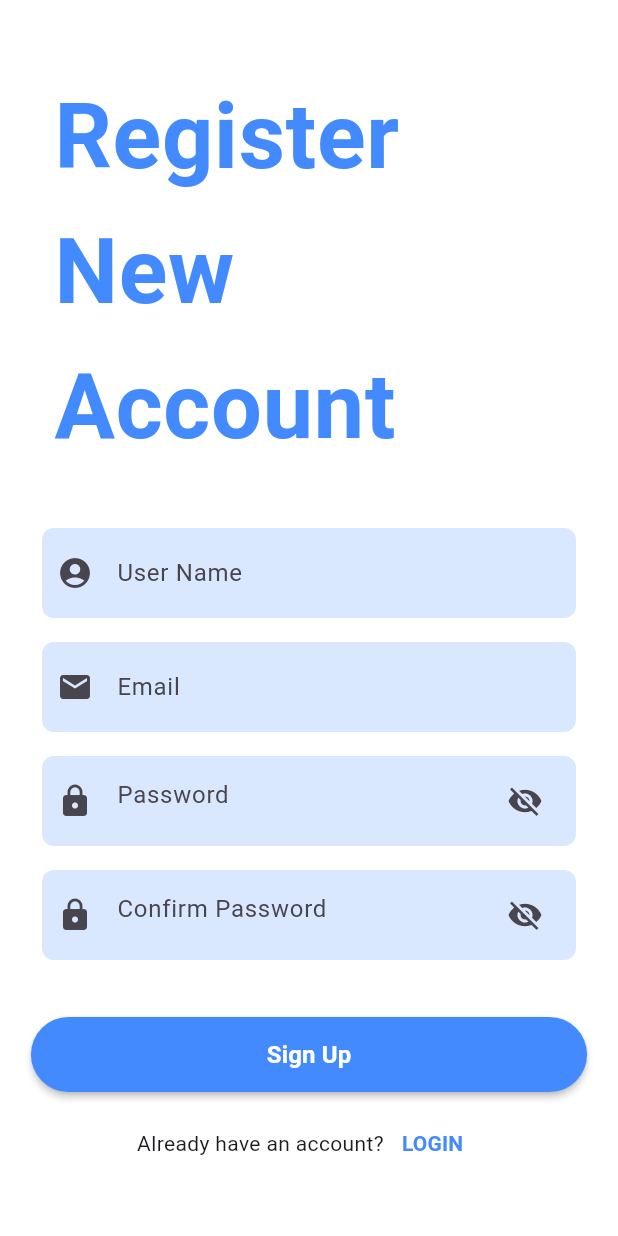
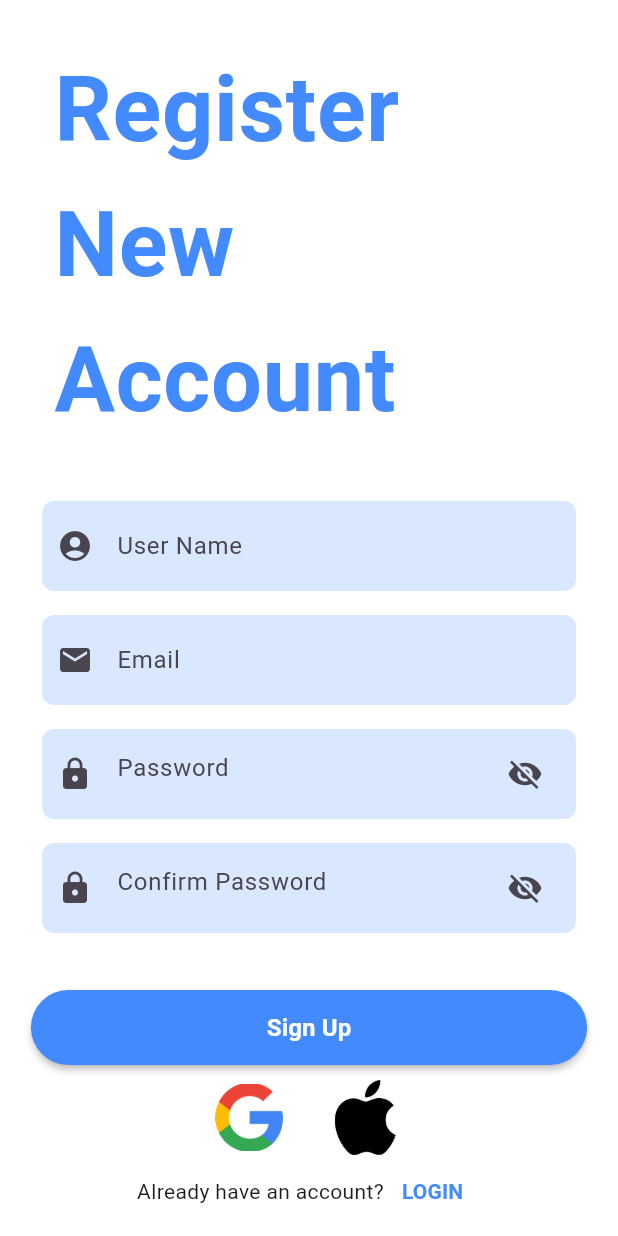
Before and after one commit to AryanBhimani/Nexus-App, a Flutter app: the SignupScreen screen opened directly, on a phone screen of 412 x 824 dp. Run offline on Flutter 3.47's test engine with Material 3 defaults, Android fonts, the phone set to English and light mode, and no system bars; our stand-ins replace cloud_firestore, firebase_auth, firebase_core, google_sign_in, shared_preferences; missing offline and left inert: google_gemini, the_apple_sign_in; accounts and stored records are empty.

Commit message:
first commit

```diff
--- a/lib/Screens/Sign Up/SignUp_screen.dart
+++ b/lib/Screens/Sign Up/SignUp_screen.dart
@@ -4,6 +4,7 @@ import 'package:flutter/material.dart';
 import 'package:nexusapp/Components/Button.dart';
 import 'package:nexusapp/Components/Colors.dart';
 import 'package:nexusapp/Screens/Login/Login_screen.dart';
+import 'package:nexusapp/service/auth.dart';
 
 class SignupScreen extends StatefulWidget {
   const SignupScreen({super.key});
@@ -198,6 +199,36 @@ class _SignupScreenState extends State<SignupScreen> with SingleTickerProviderSt
                               Row(
                                 mainAxisAlignment: MainAxisAlignment.center,
                                 children: [
+                                  GestureDetector(
+                                    onTap: (){
+                                      AuthMethods().signInWithGoogle(context);
+                                    },
+                                    child: Image.asset(
+                                      "assets/google.png",
+                                      height: 45,
+                                      width: 45,
+                                      fit: BoxFit.cover,
+                                    ),
+                                  ),
+                                  const SizedBox(
+                                    width: 30.0,
+                                  ),
+                                  GestureDetector(
+                                    onTap: (){
+                                      AuthMethods().signInWithApple();
+                                    },
+                                    child: Image.asset(
+                                      "assets/apple1.png",
+                                      height: 50,
+                                      width: 50,
+                                      fit: BoxFit.cover,
+                                    ),
+                                  )
+                                ],
+                              ),
+                              Row(
+                                mainAxisAlignment: MainAxisAlignment.center,
+                                children: [
                                   const Text("Already have an account?"),
                                   TextButton(
                                     onPressed: () {
```
